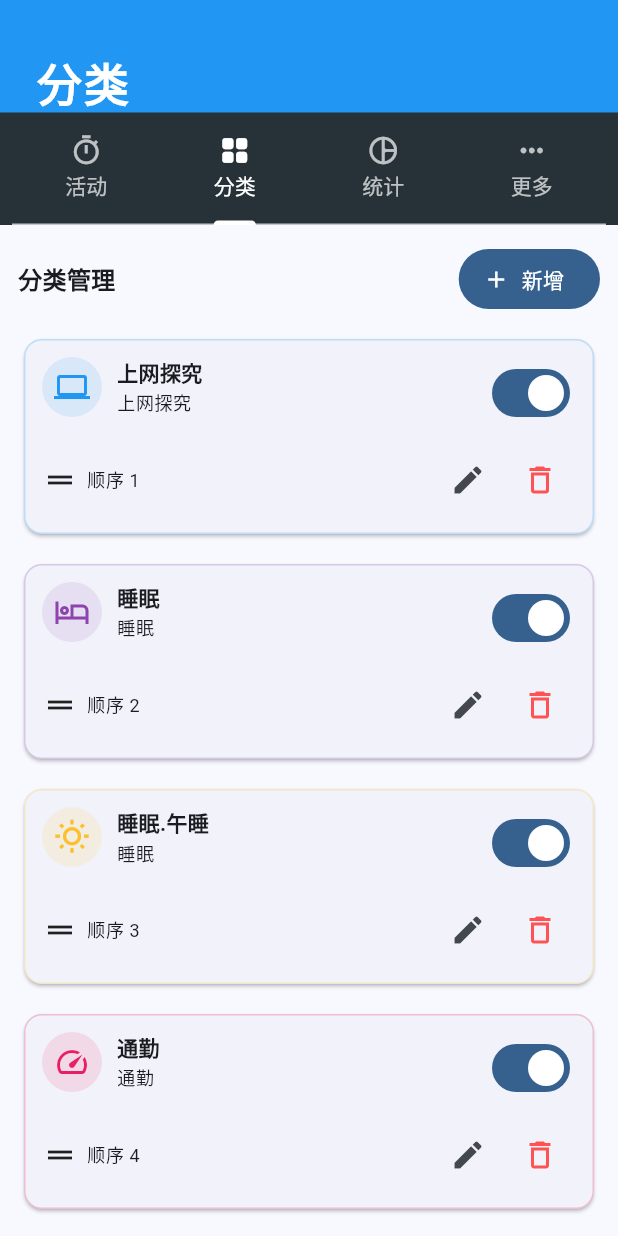
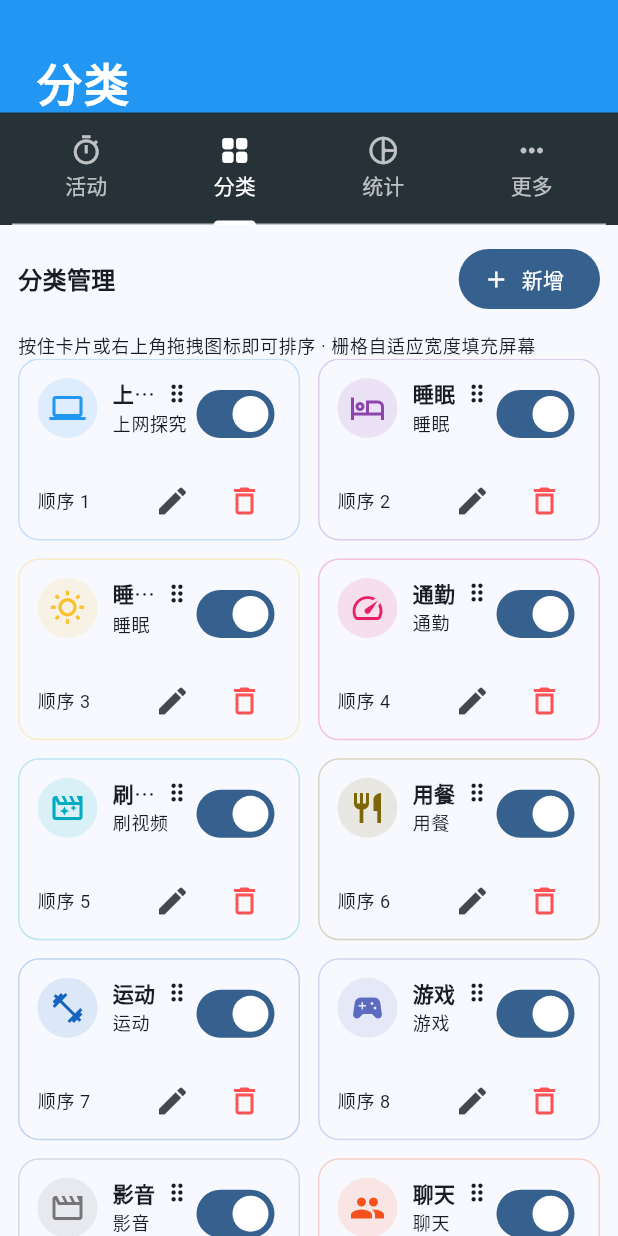
Before and after one commit to IcedVodka/atimelog, a Flutter app: the HomeShell screen opened directly with empty values, tab 2 chosen, on a phone screen of 412 x 824 dp. Run offline on Flutter 3.47's test engine with Material 3 defaults, Android fonts, the phone set to English and light mode, and no system bars; missing offline and left inert: tray_manager, window_manager.

Commit message:
美化分类管理界面和修复最小化到任务栏的bug

```diff
--- a/lib/main.dart
+++ b/lib/main.dart
@@ -121,9 +121,21 @@ class _MyAppState extends State<MyApp> with WindowListener, TrayListener {
     if (!_isDesktop) {
       return;
     }
+    try {
+      if (widget.controller.currentActivity != null) {
+        await widget.controller.stopCurrentActivity(pushToRecent: true);
+      }
+    } catch (error) {
+      debugPrint('退出前归档计时失败: $error');
+    }
     await trayManager.destroy();
     await windowManager.setPreventClose(false);
+    if (Platform.isLinux) {
+      await windowManager.destroy();
+      exit(0);
+    } else {
       await windowManager.close();
+    }
   }
 
   @override
@@ -2724,6 +2736,77 @@ class _CategoryManageTabState extends State<CategoryManageTab> {
     return trimmed;
   }
 
+  int _resolveCrossAxisCount(double width) {
+    if (width >= 1080) return 4;
+    if (width >= 860) return 3;
+    return 2;
+  }
+
+  Future<void> _handleGridReorder(
+    int from,
+    int to,
+    List<CategoryModel> categories,
+  ) async {
+    if (from == to) {
+      return;
+    }
+    final updated = [...categories];
+    final item = updated.removeAt(from);
+    updated.insert(to, item);
+    await widget.controller.reorderCategories(updated);
+    setState(() {});
+  }
+
+  Widget _buildDraggableCategoryTile({
+    required List<CategoryModel> categories,
+    required int index,
+    required double itemWidth,
+  }) {
+    final cat = categories[index];
+    final groupLabel = _deriveGroupFromName(cat.name);
+    Widget buildCard({required bool ghost, required bool isTargeted}) {
+      return _categoryCard(
+        cat,
+        groupLabel: groupLabel,
+        ghost: ghost,
+        isTargeted: isTargeted,
+        dragging: _draggingIndex == index,
+      );
+    }
+
+    final placeholder = buildCard(ghost: true, isTargeted: false);
+
+    return Draggable<int>(
+      data: index,
+      dragAnchorStrategy: pointerDragAnchorStrategy,
+      feedback: Material(
+        color: Colors.transparent,
+        child: ConstrainedBox(
+          constraints: BoxConstraints(maxWidth: itemWidth, minWidth: itemWidth),
+          child: buildCard(ghost: false, isTargeted: true),
+        ),
+      ),
+      onDragStarted: () => setState(() => _draggingIndex = index),
+      onDraggableCanceled: (_, __) => setState(() => _draggingIndex = null),
+      onDragEnd: (_) => setState(() => _draggingIndex = null),
+      childWhenDragging: Opacity(
+        opacity: 0.25,
+        child: IgnorePointer(child: placeholder),
+      ),
+      child: DragTarget<int>(
+        onWillAccept: (from) => from != null && from != index,
+        onAccept: (from) {
+          if (from == null) return;
+          _handleGridReorder(from, index, categories);
+        },
+        builder: (context, candidate, rejected) {
+          final isTargeted = candidate.isNotEmpty;
+          return buildCard(ghost: false, isTargeted: isTargeted);
+        },
+      ),
+    );
+  }
+
   @override
   Widget build(BuildContext context) {
     return AnimatedBuilder(
@@ -2754,35 +2837,41 @@ class _CategoryManageTabState extends State<CategoryManageTab> {
                   ],
                 ),
               ),
+              Padding(
+                padding: const EdgeInsets.symmetric(horizontal: 12),
+                child: Align(
+                  alignment: Alignment.centerLeft,
+                  child: Text(
+                    '按住卡片或右上角拖拽图标即可排序 · 栅格自适应宽度填充屏幕',
+                    style: Theme.of(context).textTheme.bodySmall,
+                  ),
+                ),
+              ),
               Expanded(
-                child: ReorderableListView.builder(
-                  padding: const EdgeInsets.fromLTRB(12, 0, 12, 80),
-                  buildDefaultDragHandles: false,
+                child: LayoutBuilder(
+                  builder: (context, constraints) {
+                    final crossAxisCount = _resolveCrossAxisCount(
+                      constraints.maxWidth,
+                    );
+                    final itemWidth =
+                        (constraints.maxWidth - (crossAxisCount - 1) * 12) /
+                        crossAxisCount;
+                    return GridView.builder(
+                      padding: const EdgeInsets.fromLTRB(12, 0, 12, 90),
+                      gridDelegate: SliverGridDelegateWithFixedCrossAxisCount(
+                        crossAxisCount: crossAxisCount,
+                        mainAxisSpacing: 12,
+                        crossAxisSpacing: 12,
+                        childAspectRatio: 1.55,
+                      ),
                       itemCount: categories.length,
-                  onReorder: (oldIndex, newIndex) async {
-                    if (newIndex > oldIndex) {
-                      newIndex -= 1;
-                    }
-                    final updated = [...categories];
-                    final item = updated.removeAt(oldIndex);
-                    updated.insert(newIndex, item);
-                    await widget.controller.reorderCategories(updated);
-                    setState(() {});
-                  },
                       itemBuilder: (context, index) {
-                    final cat = categories[index];
-                    final groupLabel = _deriveGroupFromName(cat.name);
-                    return Container(
-                      key: ValueKey(cat.id),
-                      margin: const EdgeInsets.only(bottom: 12),
-                      child: _categoryCard(
-                        cat,
-                        groupLabel: groupLabel,
-                        dragHandle: ReorderableDragStartListener(
+                        return _buildDraggableCategoryTile(
+                          categories: categories,
                           index: index,
-                          child: const Icon(Icons.drag_handle),
-                        ),
-                      ),
+                          itemWidth: itemWidth,
+                        );
+                      },
                     );
                   },
                 ),
@@ -2797,18 +2886,34 @@ class _CategoryManageTabState extends State<CategoryManageTab> {
   Widget _categoryCard(
     CategoryModel cat, {
     required String groupLabel,
-    Widget? dragHandle,
+    bool isTargeted = false,
+    bool dragging = false,
+    bool ghost = false,
   }) {
     final resolvedGroup = groupLabel.isEmpty ? cat.name : groupLabel;
     final theme = Theme.of(context);
     final isDeleted = cat.deleted;
-    return Card(
-      elevation: 1,
-      shape: RoundedRectangleBorder(
-        borderRadius: BorderRadius.circular(12),
-        side: BorderSide(color: cat.color.withOpacity(0.25)),
-      ),
-      child: Padding(
+    final borderColor = isTargeted
+        ? theme.colorScheme.primary
+        : cat.color.withOpacity(0.25);
+    return AnimatedContainer(
+      duration: const Duration(milliseconds: 180),
+      decoration: BoxDecoration(
+        color: ghost
+            ? theme.colorScheme.surfaceVariant.withOpacity(0.2)
+            : theme.colorScheme.surface,
+        borderRadius: BorderRadius.circular(14),
+        border: Border.all(color: borderColor, width: isTargeted ? 1.6 : 1),
+        boxShadow: dragging
+            ? [
+                BoxShadow(
+                  color: theme.colorScheme.primary.withOpacity(0.14),
+                  blurRadius: 16,
+                  offset: const Offset(0, 8),
+                ),
+              ]
+            : [],
+      ),
       padding: const EdgeInsets.all(12),
       child: Column(
         mainAxisSize: MainAxisSize.min,
@@ -2826,9 +2931,21 @@ class _CategoryManageTabState extends State<CategoryManageTab> {
                 child: Column(
                   crossAxisAlignment: CrossAxisAlignment.start,
                   children: [
-                      Text(
+                    Row(
+                      children: [
+                        Expanded(
+                          child: Text(
                             cat.name,
                             style: const TextStyle(fontWeight: FontWeight.w700),
+                            overflow: TextOverflow.ellipsis,
+                          ),
+                        ),
+                        Icon(
+                          Icons.drag_indicator,
+                          size: 18,
+                          color: theme.textTheme.bodySmall?.color,
+                        ),
+                      ],
                     ),
                     const SizedBox(height: 2),
                     if (isDeleted)
@@ -2868,8 +2985,6 @@ class _CategoryManageTabState extends State<CategoryManageTab> {
           const SizedBox(height: 10),
           Row(
             children: [
-                if (dragHandle != null) dragHandle,
-                const SizedBox(width: 6),
               Text('顺序 ${cat.order}', style: theme.textTheme.bodySmall),
               const Spacer(),
               IconButton(
@@ -2879,16 +2994,12 @@ class _CategoryManageTabState extends State<CategoryManageTab> {
               ),
               IconButton(
                 tooltip: '删除（从配置移除，不影响历史数据）',
-                  icon: const Icon(
-                    Icons.delete_outline,
-                    color: Colors.redAccent,
-                  ),
+                icon: const Icon(Icons.delete_outline, color: Colors.redAccent),
                 onPressed: () => _deleteCategory(cat),
               ),
             ],
           ),
         ],
-        ),
       ),
     );
   }
```
Also changed, not shown: 1 other file. Lines whose indentation alone changed are shown as unchanged.
